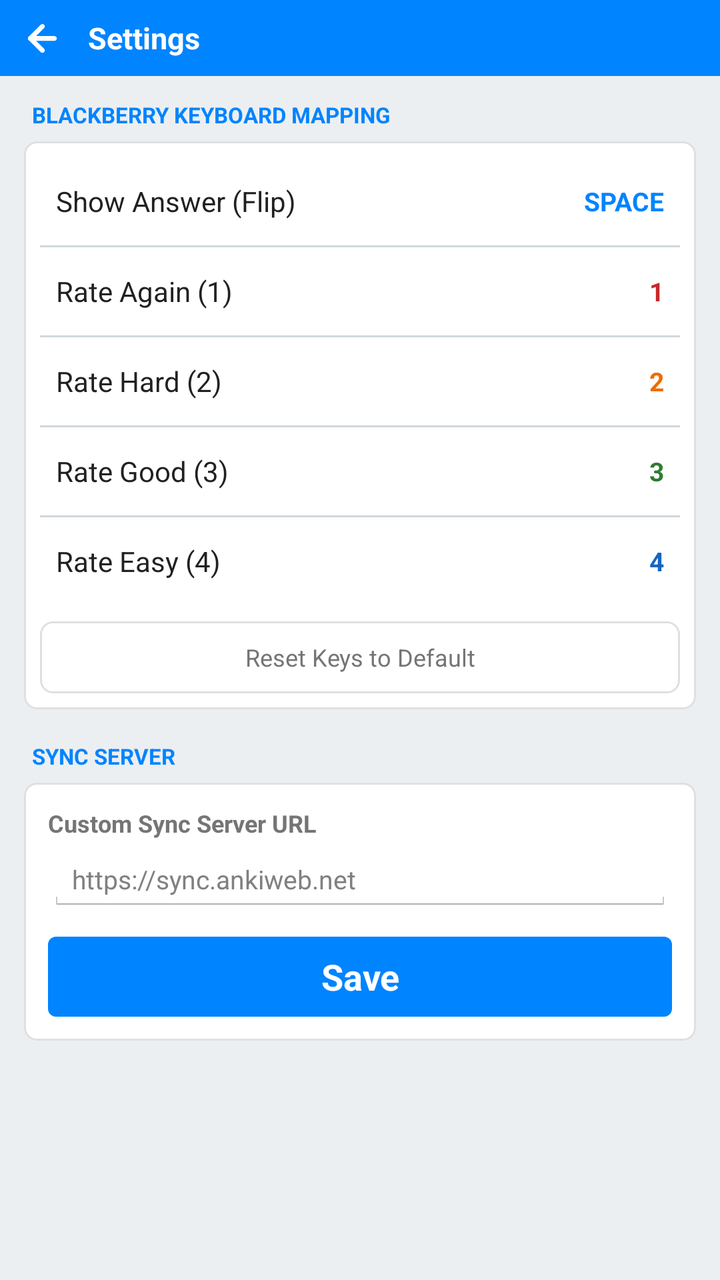
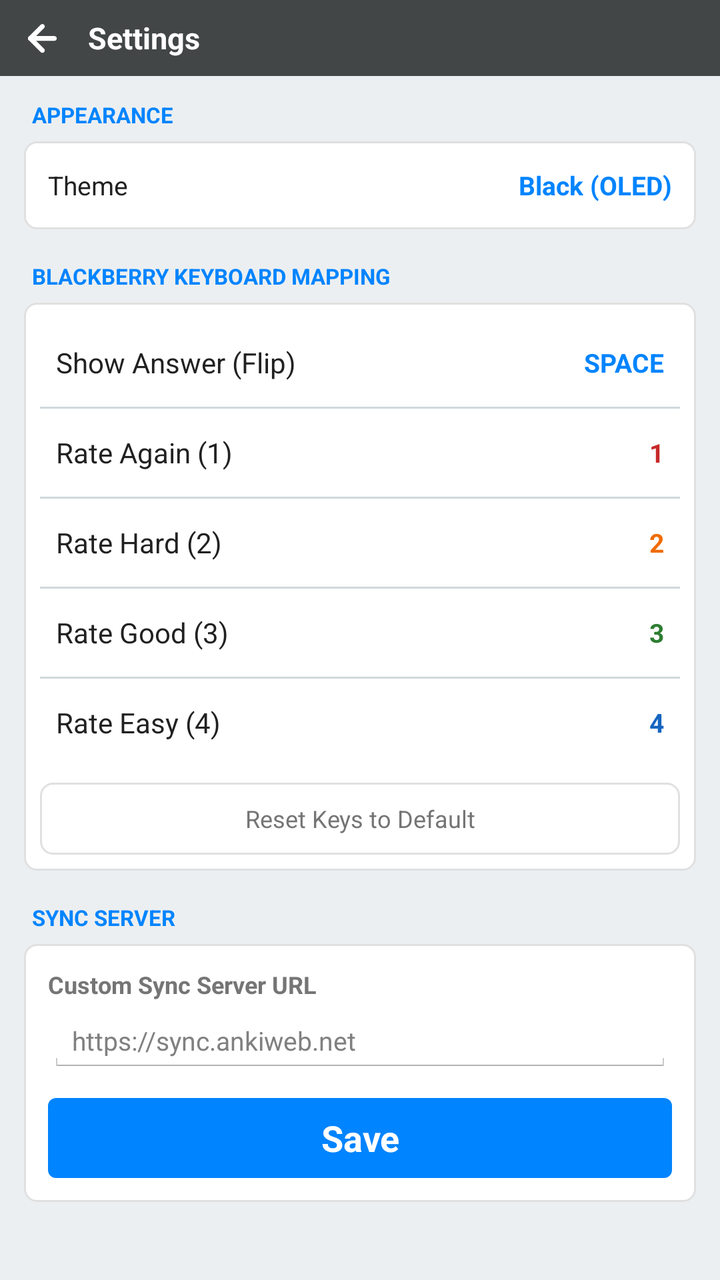

Compare the two renders of this Android layout. The source of the first and the diff that turns it into the second are given below.
<!-- AndroidManifest.xml: application theme AppTheme -->
<!-- res/layout/activity_settings.xml -->
<?xml version="1.0" encoding="utf-8"?>
<LinearLayout xmlns:android="http://schemas.android.com/apk/res/android"
    android:layout_width="match_parent"
    android:layout_height="match_parent"
    android:orientation="vertical"
    android:background="@color/window_bg">

    
    <LinearLayout
        android:id="@+id/ll_settings_toolbar"
        android:layout_width="match_parent"
        android:layout_height="38dp"
        android:orientation="horizontal"
        android:gravity="center_vertical"
        android:background="@color/primary"
        android:paddingLeft="4dp"
        android:paddingRight="8dp">

        <ImageButton
            android:id="@+id/btn_settings_back"
            android:layout_width="34dp"
            android:layout_height="34dp"
            android:background="?android:attr/selectableItemBackground"
            android:src="@drawable/ic_back"
            android:scaleType="centerInside"
            android:contentDescription="Back" />

        <TextView
            android:layout_width="wrap_content"
            android:layout_height="wrap_content"
            android:text="Settings"
            android:textSize="15sp"
            android:textStyle="bold"
            android:textColor="@color/white"
            android:layout_marginLeft="6dp" />

    </LinearLayout>

    <ScrollView
        android:layout_width="match_parent"
        android:layout_height="0dp"
        android:layout_weight="1">

        <LinearLayout
            android:layout_width="match_parent"
            android:layout_height="wrap_content"
            android:orientation="vertical"
            android:padding="12dp">

            
            <TextView
                android:layout_width="wrap_content"
                android:layout_height="wrap_content"
                android:text="BLACKBERRY KEYBOARD MAPPING"
                android:textSize="11sp"
                android:textStyle="bold"
                android:textColor="@color/primary"
                android:layout_marginBottom="6dp"
                android:layout_marginLeft="4dp" />

            <LinearLayout
                android:layout_width="match_parent"
                android:layout_height="wrap_content"
                android:orientation="vertical"
                android:background="@drawable/card_surface"
                android:padding="8dp"
                android:layout_marginBottom="16dp">

                
                <LinearLayout
                    android:id="@+id/row_key_show_answer"
                    android:layout_width="match_parent"
                    android:layout_height="44dp"
                    android:orientation="horizontal"
                    android:gravity="center_vertical"
                    android:clickable="true"
                    android:background="?android:attr/selectableItemBackground"
                    android:paddingLeft="8dp"
                    android:paddingRight="8dp">

                    <TextView
                        android:layout_width="0dp"
                        android:layout_height="wrap_content"
                        android:layout_weight="1"
                        android:text="Show Answer (Flip)"
                        android:textSize="14sp"
                        android:textColor="@color/text_primary" />

                    <TextView
                        android:id="@+id/tv_val_show_answer"
                        android:layout_width="wrap_content"
                        android:layout_height="wrap_content"
                        android:text="SPACE"
                        android:textStyle="bold"
                        android:textSize="13sp"
                        android:textColor="@color/primary" />

                </LinearLayout>

                <View android:layout_width="match_parent" android:layout_height="1dp" android:background="@color/divider" />

                
                <LinearLayout
                    android:id="@+id/row_key_again"
                    android:layout_width="match_parent"
                    android:layout_height="44dp"
                    android:orientation="horizontal"
                    android:gravity="center_vertical"
                    android:clickable="true"
                    android:background="?android:attr/selectableItemBackground"
                    android:paddingLeft="8dp"
                    android:paddingRight="8dp">

                    <TextView
                        android:layout_width="0dp"
                        android:layout_height="wrap_content"
                        android:layout_weight="1"
                        android:text="Rate Again (1)"
                        android:textSize="14sp"
                        android:textColor="@color/text_primary" />

                    <TextView
                        android:id="@+id/tv_val_again"
                        android:layout_width="wrap_content"
                        android:layout_height="wrap_content"
                        android:text="1"
                        android:textStyle="bold"
                        android:textSize="13sp"
                        android:textColor="@color/btn_again" />

                </LinearLayout>

                <View android:layout_width="match_parent" android:layout_height="1dp" android:background="@color/divider" />

                
                <LinearLayout
                    android:id="@+id/row_key_hard"
                    android:layout_width="match_parent"
                    android:layout_height="44dp"
                    android:orientation="horizontal"
                    android:gravity="center_vertical"
                    android:clickable="true"
                    android:background="?android:attr/selectableItemBackground"
                    android:paddingLeft="8dp"
                    android:paddingRight="8dp">

                    <TextView
                        android:layout_width="0dp"
                        android:layout_height="wrap_content"
                        android:layout_weight="1"
                        android:text="Rate Hard (2)"
                        android:textSize="14sp"
                        android:textColor="@color/text_primary" />

                    <TextView
                        android:id="@+id/tv_val_hard"
                        android:layout_width="wrap_content"
                        android:layout_height="wrap_content"
                        android:text="2"
                        android:textStyle="bold"
                        android:textSize="13sp"
                        android:textColor="@color/btn_hard" />

                </LinearLayout>

                <View android:layout_width="match_parent" android:layout_height="1dp" android:background="@color/divider" />

                
                <LinearLayout
                    android:id="@+id/row_key_good"
                    android:layout_width="match_parent"
                    android:layout_height="44dp"
                    android:orientation="horizontal"
                    android:gravity="center_vertical"
                    android:clickable="true"
                    android:background="?android:attr/selectableItemBackground"
                    android:paddingLeft="8dp"
                    android:paddingRight="8dp">

                    <TextView
                        android:layout_width="0dp"
                        android:layout_height="wrap_content"
                        android:layout_weight="1"
                        android:text="Rate Good (3)"
                        android:textSize="14sp"
                        android:textColor="@color/text_primary" />

                    <TextView
                        android:id="@+id/tv_val_good"
                        android:layout_width="wrap_content"
                        android:layout_height="wrap_content"
                        android:text="3"
                        android:textStyle="bold"
                        android:textSize="13sp"
                        android:textColor="@color/btn_good" />

                </LinearLayout>

                <View android:layout_width="match_parent" android:layout_height="1dp" android:background="@color/divider" />

                
                <LinearLayout
                    android:id="@+id/row_key_easy"
                    android:layout_width="match_parent"
                    android:layout_height="44dp"
                    android:orientation="horizontal"
                    android:gravity="center_vertical"
                    android:clickable="true"
                    android:background="?android:attr/selectableItemBackground"
                    android:paddingLeft="8dp"
                    android:paddingRight="8dp">

                    <TextView
                        android:layout_width="0dp"
                        android:layout_height="wrap_content"
                        android:layout_weight="1"
                        android:text="Rate Easy (4)"
                        android:textSize="14sp"
                        android:textColor="@color/text_primary" />

                    <TextView
                        android:id="@+id/tv_val_easy"
                        android:layout_width="wrap_content"
                        android:layout_height="wrap_content"
                        android:text="4"
                        android:textStyle="bold"
                        android:textSize="13sp"
                        android:textColor="@color/btn_easy" />

                </LinearLayout>

                
                <Button
                    android:id="@+id/btn_reset_keys"
                    android:layout_width="match_parent"
                    android:layout_height="36dp"
                    android:background="@drawable/card_surface"
                    android:text="Reset Keys to Default"
                    android:textSize="12sp"
                    android:textColor="@color/text_secondary"
                    android:layout_marginTop="8dp" />

            </LinearLayout>

            
            <TextView
                android:layout_width="wrap_content"
                android:layout_height="wrap_content"
                android:text="SYNC SERVER"
                android:textSize="11sp"
                android:textStyle="bold"
                android:textColor="@color/primary"
                android:layout_marginBottom="6dp"
                android:layout_marginLeft="4dp" />

            <LinearLayout
                android:layout_width="match_parent"
                android:layout_height="wrap_content"
                android:orientation="vertical"
                android:background="@drawable/card_surface"
                android:padding="12dp"
                android:layout_marginBottom="16dp">

                <TextView
                    android:layout_width="wrap_content"
                    android:layout_height="wrap_content"
                    android:text="@string/sync_url_label"
                    android:textSize="12sp"
                    android:textStyle="bold"
                    android:textColor="@color/text_secondary"
                    android:layout_marginBottom="4dp" />

                <EditText
                    android:id="@+id/et_sync_url"
                    android:layout_width="match_parent"
                    android:layout_height="wrap_content"
                    android:hint="@string/sync_url_hint"
                    android:inputType="textUri"
                    android:textSize="13sp"
                    android:layout_marginBottom="12dp" />

                <Button
                    android:id="@+id/btn_save"
                    android:layout_width="match_parent"
                    android:layout_height="40dp"
                    android:background="@drawable/btn_show_answer_bg"
                    android:textColor="@color/white"
                    android:textStyle="bold"
                    android:text="@string/save" />

            </LinearLayout>

        </LinearLayout>

    </ScrollView>

</LinearLayout>
<!-- resources referenced by this layout -->
<resources>
  <color name="btn_again">#C62828</color>
  <color name="btn_easy">#1565C0</color>
  <color name="btn_good">#2E7D32</color>
  <color name="btn_hard">#EF6C00</color>
  <color name="divider">#CFD8DC</color>
  <color name="primary">#0084FF</color>
  <color name="text_primary">#212121</color>
  <color name="text_secondary">#757575</color>
  <color name="white">#FFFFFF</color>
  <color name="window_bg">#ECEFF1</color>
  <!-- drawable btn_show_answer_bg (drawable) -->
  <?xml version="1.0" encoding="utf-8"?>
  <selector xmlns:android="http://schemas.android.com/apk/res/android">
      <item android:state_pressed="true">
          <shape android:shape="rectangle">
              <solid android:color="#0060C0" />
              <corners android:radius="4dp" />
          </shape>
      </item>
      <item>
          <shape android:shape="rectangle">
              <solid android:color="#0084FF" />
              <corners android:radius="4dp" />
          </shape>
      </item>
  </selector>
  <!-- drawable card_surface (drawable) -->
  <?xml version="1.0" encoding="utf-8"?>
  <shape xmlns:android="http://schemas.android.com/apk/res/android"
      android:shape="rectangle">
      <solid android:color="#FFFFFF" />
      <stroke android:width="1dp" android:color="#E0E0E0" />
      <corners android:radius="6dp" />
  </shape>
  <!-- drawable ic_back: png bitmap (drawable-hdpi, 315 bytes) -->
  <string name="save">Save</string>
  <string name="sync_url_hint">https://sync.ankiweb.net</string>
  <string name="sync_url_label">Custom Sync Server URL</string>
  <style name="AppTheme" parent="android:Theme.Holo.Light.NoActionBar">
          <item name="android:windowNoTitle">true</item>
          <item name="android:windowActionBar">false</item>
          <item name="android:windowBackground">@color/window_bg</item>
      </style>
</resources>

<!-- the commit's change to res/layout/activity_settings.xml (unified diff, before → after) -->
@@ -1,5 +1,6 @@
 <?xml version="1.0" encoding="utf-8"?>
 <LinearLayout xmlns:android="http://schemas.android.com/apk/res/android"
+    android:id="@+id/root_settings"
     android:layout_width="match_parent"
     android:layout_height="match_parent"
     android:orientation="vertical"
@@ -12,7 +13,7 @@
         android:layout_height="38dp"
         android:orientation="horizontal"
         android:gravity="center_vertical"
-        android:background="@color/primary"
+        android:background="@color/anki_grey"
         android:paddingLeft="4dp"
         android:paddingRight="8dp">
 
@@ -51,6 +52,49 @@
             <TextView
                 android:layout_width="wrap_content"
                 android:layout_height="wrap_content"
+                android:text="APPEARANCE"
+                android:textSize="11sp"
+                android:textStyle="bold"
+                android:textColor="@color/primary"
+                android:layout_marginBottom="6dp"
+                android:layout_marginLeft="4dp" />
+
+            <LinearLayout
+                android:id="@+id/row_theme"
+                android:layout_width="match_parent"
+                android:layout_height="44dp"
+                android:orientation="horizontal"
+                android:gravity="center_vertical"
+                android:background="@drawable/card_surface"
+                android:paddingLeft="12dp"
+                android:paddingRight="12dp"
+                android:layout_marginBottom="16dp"
+                android:clickable="true"
+                android:focusable="true">
+
+                <TextView
+                    android:id="@+id/tv_lbl_theme"
+                    android:layout_width="0dp"
+                    android:layout_height="wrap_content"
+                    android:layout_weight="1"
+                    android:text="Theme"
+                    android:textSize="13sp"
+                    android:textColor="@color/text_primary" />
+
+                <TextView
+                    android:id="@+id/tv_val_theme"
+                    android:layout_width="wrap_content"
+                    android:layout_height="wrap_content"
+                    android:text="Black (OLED)"
+                    android:textSize="13sp"
+                    android:textStyle="bold"
+                    android:textColor="@color/primary" />
+            </LinearLayout>
+
+            
+            <TextView
+                android:layout_width="wrap_content"
+                android:layout_height="wrap_content"
                 android:text="BLACKBERRY KEYBOARD MAPPING"
                 android:textSize="11sp"
                 android:textStyle="bold"
<!-- resource entries referenced after the edit -->
@@ -1,5 +1,6 @@
 <!-- resources referenced by this layout -->
 <resources>
+  <color name="anki_grey">#424647</color>
   <color name="btn_again">#C62828</color>
   <color name="btn_easy">#1565C0</color>
   <color name="btn_good">#2E7D32</color>
